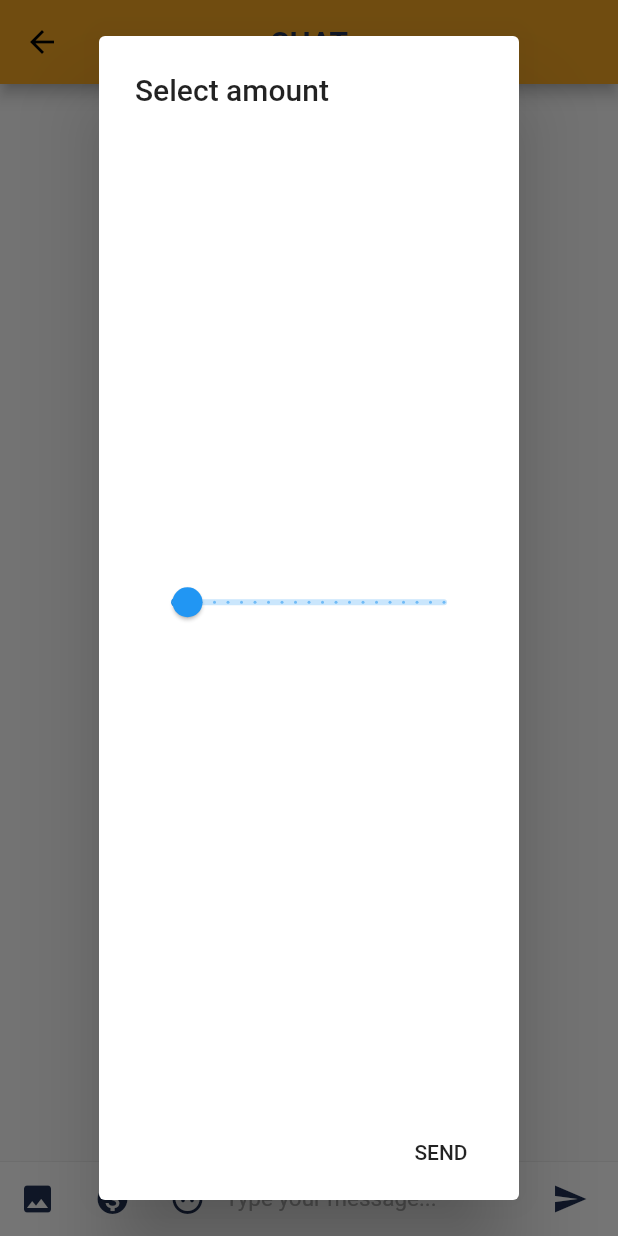
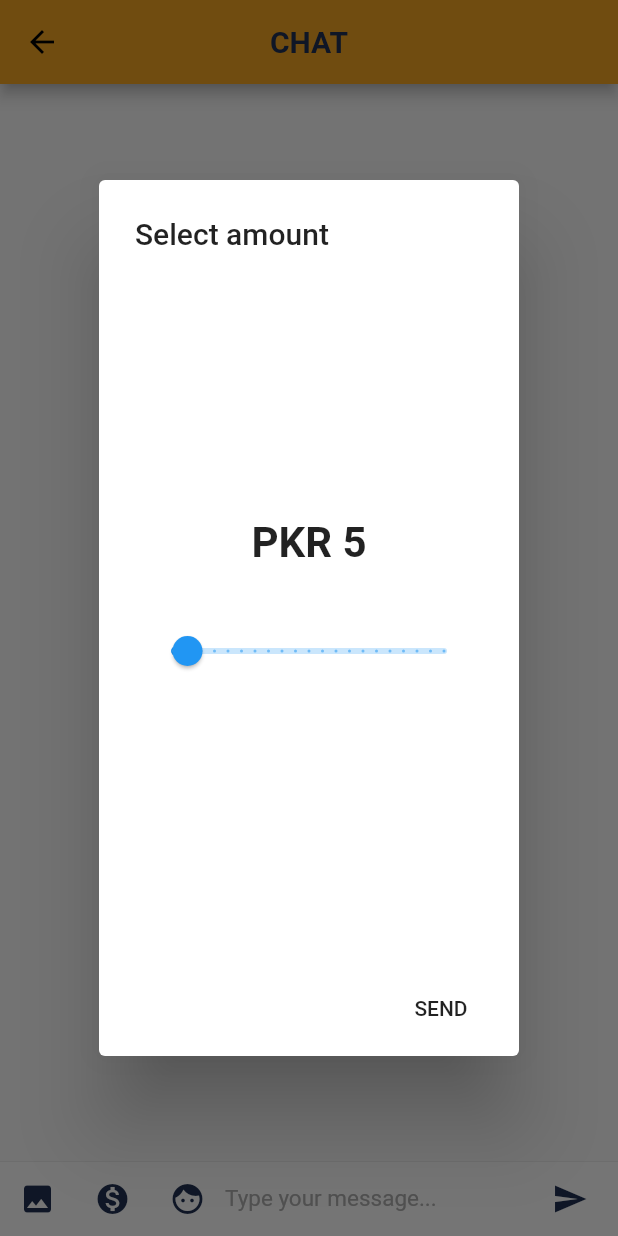
Before and after one commit to sanasz91mdev/payassistant, a Flutter app: the Chat screen opened directly with empty values, item 2 of the bottom bar chosen, on a phone screen of 412 x 824 dp. Run offline on Flutter 3.47's test engine with Material 2 defaults, Android fonts, the light colour scheme and no system bars; our stand-ins replace cached_network_image, cloud_firestore, firebase_auth, firebase_storage, fluttertoast, google_sign_in and 3 more; accounts and stored records are empty.

Commit message:
design amount picker

```diff
--- a/lib/chat.dart
+++ b/lib/chat.dart
@@ -747,10 +747,22 @@ class _AmountPickerDialogState extends State<AmountPickerDialog> {
 
   @override
   Widget build(BuildContext context) {
-    return AlertDialog(
+    return Padding(
+      padding: const EdgeInsets.only(top: 96, bottom: 96),
+      child: AlertDialog(
         title: Text('Select amount'),
         content: Container(
-        child: Slider(
+            child: Column(
+          mainAxisAlignment: MainAxisAlignment.center,
+          children: <Widget>[
+            Padding(
+              padding: const EdgeInsets.only(bottom: 32.0),
+              child: Text(
+                'PKR ' + _amount.round().toString(),
+                style: TextStyle(fontSize: 28, fontWeight: FontWeight.bold),
+              ),
+            ),
+            Slider(
               value: _amount,
               label: _amount.round().toString(),
               min: 0,
@@ -762,7 +774,8 @@ class _AmountPickerDialogState extends State<AmountPickerDialog> {
                 });
               },
             ),
-      ),
+          ],
+        )),
         actions: <Widget>[
           FlatButton(
             onPressed: () {
@@ -773,6 +786,7 @@ class _AmountPickerDialogState extends State<AmountPickerDialog> {
             child: Text('SEND'),
           )
         ],
+      ),
     );
   }
 }
```
Lines whose indentation alone changed are shown as unchanged.
